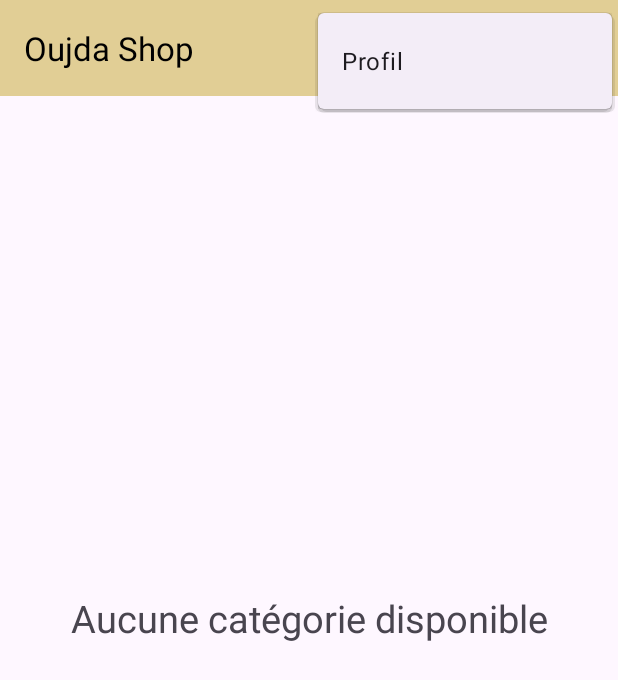
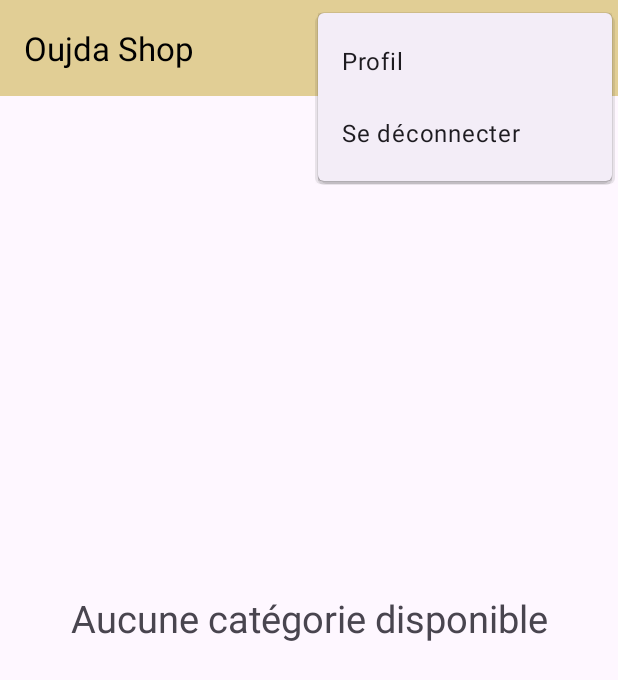
Before and after one commit to Abdel-kobbi/oujda-shop, an Android app: the MainActivity screen opened directly, with no data from a screen before it, with the options menu open, on a phone screen of 412 x 824 dp. Shown: the top 680 px of the screen. Run offline under Robolectric (Android 15) with nearby library versions, the phone set to English and light mode, and no system bars.

Commit message:
Add logout functionality

```diff
--- a/app/src/main/java/com/kobbi/oujdashop/Database.java
+++ b/app/src/main/java/com/kobbi/oujdashop/Database.java
@@ -55,7 +55,6 @@ public class Database extends SQLiteOpenHelper {
     }
 
     // method to add new user
-
     /**
      * return true if the user is added
      * return false if email already exists
--- a/app/src/main/res/menu/main_menu.xml
+++ b/app/src/main/res/menu/main_menu.xml
@@ -11,5 +11,10 @@
         android:icon="@drawable/profile"
         android:title="@string/profile"
         />
+    <item
+        android:id="@+id/logout"
+        android:icon="@drawable/profile"
+        android:title="@string/logout"
+        />
 
 </menu>
--- a/app/src/main/res/values/strings.xml
+++ b/app/src/main/res/values/strings.xml
@@ -18,4 +18,5 @@
     <string name="cancel">Annuler</string>
     <string name="update">Modifier</string>
     <string name="delete">Supprimer</string>
+    <string name="logout">Se déconnecter</string>
 </resources>
```
Also changed, not shown: app/src/main/java/com/kobbi/oujdashop/MainActivity.java (+10 -0 lines).
